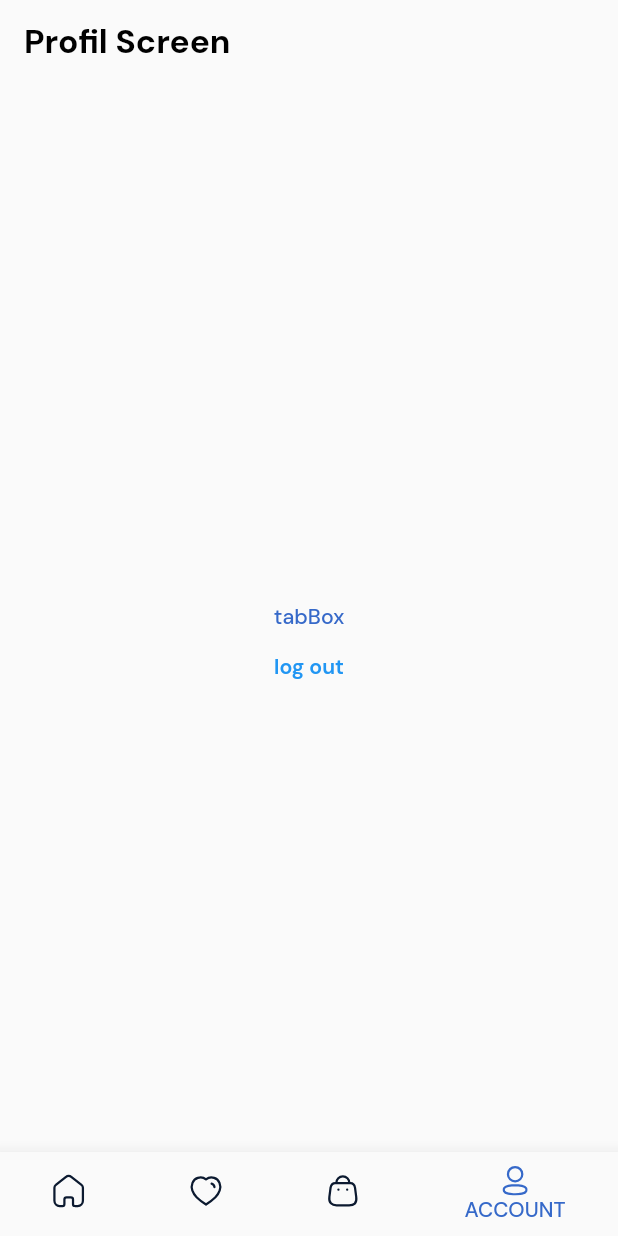
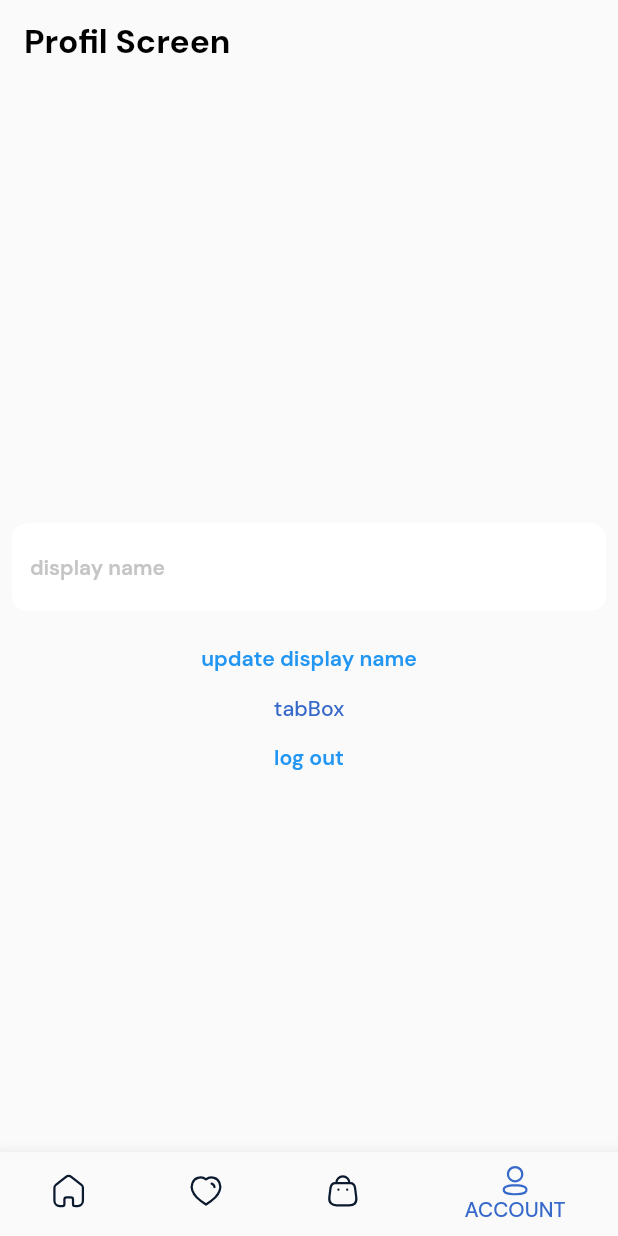
Before and after one commit to ravshan1119/techno_city, a Flutter app: the screen it shows once a user with an empty profile is signed in, item 4 of the bottom bar chosen, on a phone screen of 412 x 824 dp. Run offline on Flutter 3.47's test engine with Material 2 defaults, Android fonts, the phone set to English and light mode, and no system bars; our stand-ins replace firebase_auth, firebase_core, flutter_screenutil, flutter_svg, google_sign_in, lottie and 1 more; accounts and stored records are empty; network calls fail.

Commit message:
Profile Screen update!

```diff
--- a/lib/providers/profile_provider.dart
+++ b/lib/providers/profile_provider.dart
@@ -3,11 +3,16 @@ import 'package:flutter/cupertino.dart';
 import 'package:flutter/material.dart';
 
 class ProfileProvider with ChangeNotifier {
+
+
+
   ProfileProvider() {
     currentUser = FirebaseAuth.instance.currentUser;
     notifyListeners();
     listenUserChanges();
   }
+
+  TextEditingController displayNameController = TextEditingController();
 
   bool isLoading = false;
 
@@ -32,4 +37,16 @@ class ProfileProvider with ChangeNotifier {
     isLoading = false;
     notifyListeners();
   }
+
+
+  Future<void> updateUserDisplayName(BuildContext context)async{
+    if(displayNameController.text.isNotEmpty){
+      notify(true);
+       await FirebaseAuth.instance.currentUser?.updateDisplayName(displayNameController.text);
+      notify(false);
+    }else{
+      manageMessage(context, "display name empty");
+    }
+  }
+
 }
--- a/lib/ui/profil/profile_screen.dart
+++ b/lib/ui/profil/profile_screen.dart
@@ -1,14 +1,23 @@
 import 'package:firebase_auth/firebase_auth.dart';
 import 'package:flutter/material.dart';
+import 'package:flutter_screenutil/flutter_screenutil.dart';
+import 'package:lottie/lottie.dart';
 import 'package:provider/provider.dart';
 import 'package:techno_city/providers/profile_provider.dart';
+import 'package:techno_city/ui/auth/widgets/global_text_fields.dart';
+import 'package:techno_city/utils/app_images.dart';
 
 import '../../providers/auth_provider.dart';
 import '../../utils/app_colors.dart';
 
-class ProfileScreen extends StatelessWidget {
+class ProfileScreen extends StatefulWidget {
   const ProfileScreen({super.key});
 
+  @override
+  State<ProfileScreen> createState() => _ProfileScreenState();
+}
+
+class _ProfileScreenState extends State<ProfileScreen> {
   @override
   Widget build(BuildContext context) {
     User? user = context.read<ProfileProvider>().currentUser;
@@ -19,7 +28,9 @@ class ProfileScreen extends StatelessWidget {
           style: TextStyle(color: Colors.black),
         ),
       ),
-      body: Container(
+      body: Stack(
+        children: [
+          Container(
             color: AppColors.c_FAFAFA,
             child: Center(
               child: Column(
@@ -42,6 +53,30 @@ class ProfileScreen extends StatelessWidget {
                             fontWeight: FontWeight.w700,
                             color: AppColors.c_13181F),
                       ),
+                      Padding(
+                        padding: const EdgeInsets.all(8.0),
+                        child: GlobalTextField(
+                            hintText: "display name",
+                            keyboardType: TextInputType.text,
+                            textInputAction: TextInputAction.next,
+                            textAlign: TextAlign.start,
+                            controller: context
+                                .read<ProfileProvider>()
+                                .displayNameController),
+                      ),
+                      TextButton(
+                          onPressed: () {
+                            setState(() {
+                              context
+                                  .read<ProfileProvider>()
+                                  .updateUserDisplayName(context);
+                              context
+                                  .read<ProfileProvider>()
+                                  .displayNameController
+                                  .clear();
+                            });
+                          },
+                          child: Text("update display name")),
                       Center(
                         child: Text(
                           "tabBox",
@@ -59,6 +94,25 @@ class ProfileScreen extends StatelessWidget {
               ),
             ),
           ),
+          Visibility(
+            visible: context.watch<ProfileProvider>().isLoading,
+            child: Align(
+                alignment: Alignment.center,
+                child: Container(
+                  decoration: BoxDecoration(
+                      borderRadius: BorderRadius.circular(10),
+                      color: Colors.white),
+                  height: 200.h,
+                  width: 200.h,
+                  child: SizedBox(
+                      height: 100.h,
+                      width: 100.h,
+                      child:
+                          Center(child: Lottie.asset(AppImages.checkLoader))),
+                )),
+          ),
+        ],
+      ),
     );
   }
 }
--- a/lib/utils/app_images.dart
+++ b/lib/utils/app_images.dart
@@ -32,4 +32,7 @@ class AppImages{
   static String wishlistColorful = "assets/svg/wishlist_colorful.svg";
   static String x = "assets/svg/x.svg";
   static String google = "assets/svg/google.svg";
+
+
+  static String checkLoader = "assets/svg/check_loader.json";
 }
--- a/pubspec.yaml
+++ b/pubspec.yaml
@@ -22,6 +22,7 @@ dependencies:
   zoom_tap_animation: ^1.1.0
   provider: ^6.0.5
   curved_navigation_bar: ^1.0.3
+  lottie: ^2.5.0
 
 dev_dependencies:
   flutter_test:
```
Also changed, not shown: assets/svg/check_loader.json (added, +1 -0 lines), pubspec.lock. Lines whose indentation alone changed are shown as unchanged.
